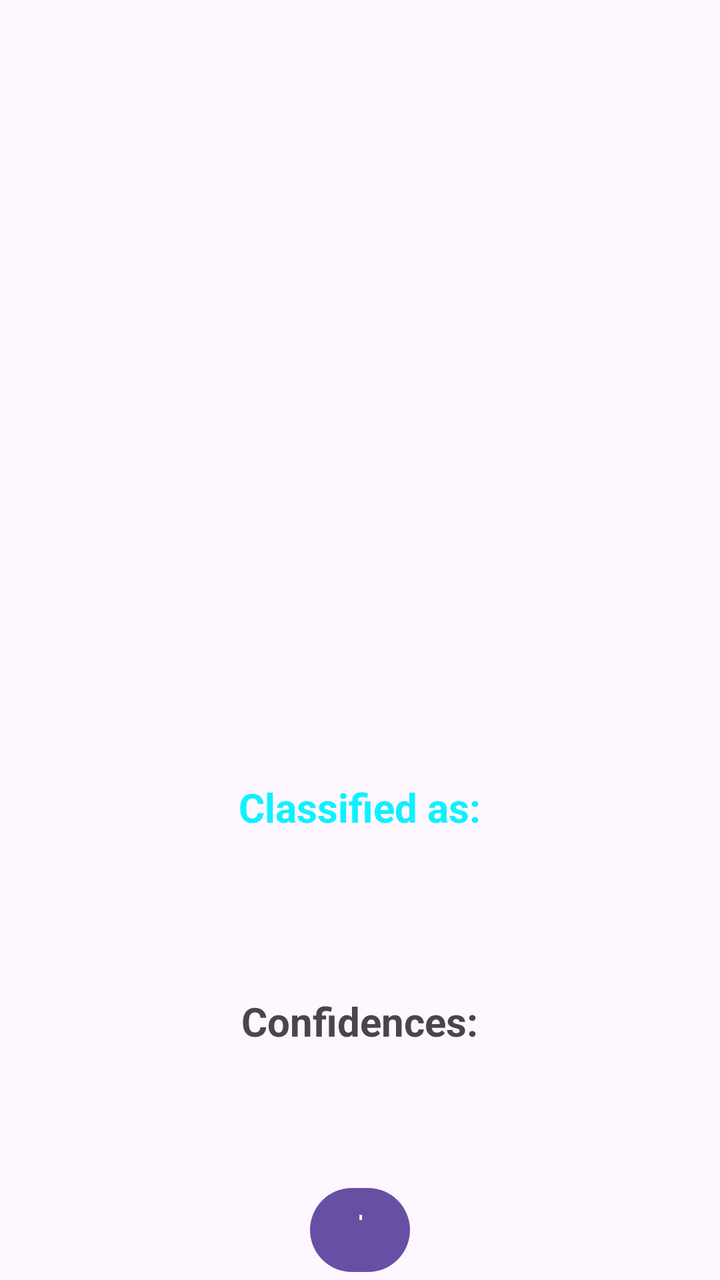
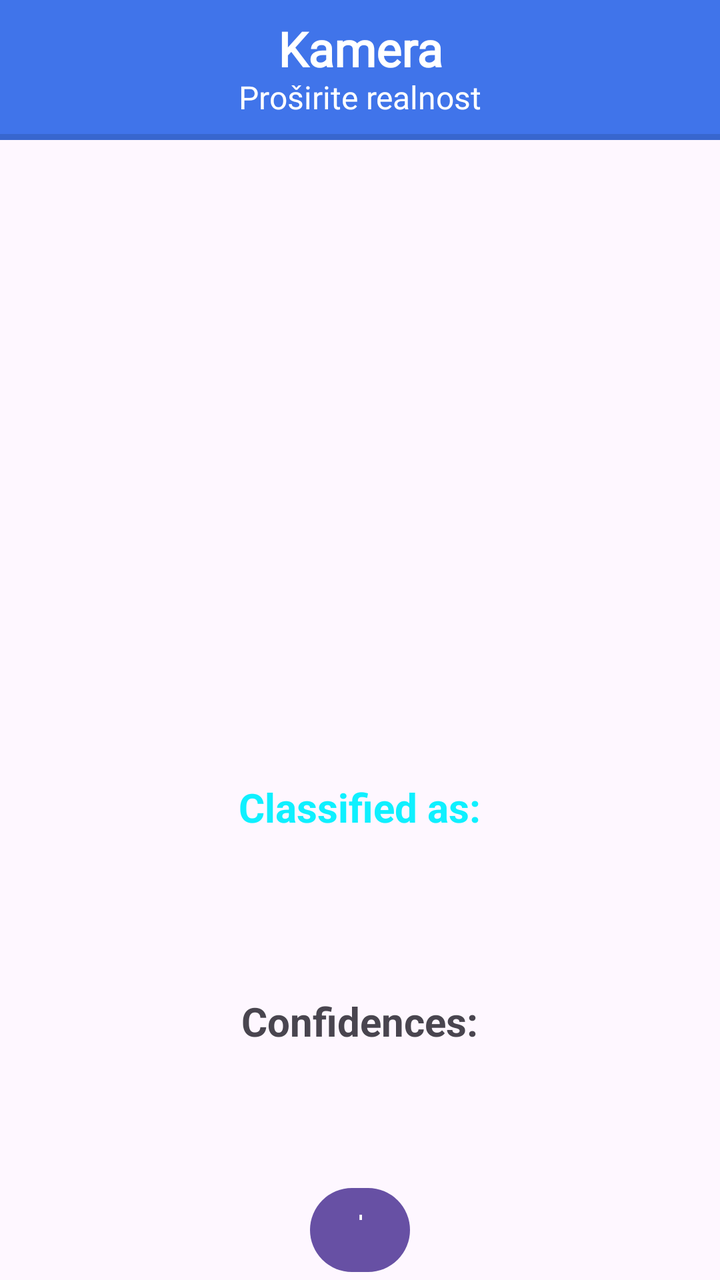

Screens rendered from an Android XML layout before and after an edit, with the pre-edit source and the edit as a unified diff.
<!-- AndroidManifest.xml: application theme Theme.ARTour -->
<!-- res/layout/fragment_a_r.xml -->
<RelativeLayout xmlns:android="http://schemas.android.com/apk/res/android"
    xmlns:tools="http://schemas.android.com/tools"
    android:layout_width="match_parent"
    android:layout_height="match_parent"
    tools:context=".ARFragment"
    android:layout_marginBottom="130dp">

    <Button
        android:id="@+id/button"
        android:layout_width="50dp"
        android:layout_height="50dp"
        android:layout_alignParentBottom="true"
        android:layout_centerInParent="true"
        android:text="Take Picture"
        android:textAllCaps="false"
        android:textSize="21sp"
        android:textStyle="bold" />

    <ImageView
        android:layout_width="370sp"
        android:layout_height="370sp"
        android:layout_centerHorizontal="true"
        android:id="@+id/imageView"
        android:layout_marginTop="10sp" />

    <TextView
        android:layout_width="wrap_content"
        android:layout_height="wrap_content"
        android:layout_centerHorizontal="true"
        android:text="Classified as:"
        android:textColor="@color/aktivna"
        android:textStyle="bold"
        android:textSize="20sp"
        android:id="@+id/classified"
        android:layout_below="@+id/imageView"
        android:layout_marginTop="10sp" />

    <TextView
        android:layout_width="match_parent"
        android:layout_height="50dp"
        android:layout_centerHorizontal="true"
        android:text=""
        android:textColor="@color/aktivna"
        android:textStyle="bold"
        android:textSize="27sp"
        android:id="@+id/result"
        android:layout_below="@+id/classified" />

    <TextView
        android:layout_width="wrap_content"
        android:layout_height="wrap_content"
        android:id="@+id/confidencesText"
        android:text="Confidences:"
        android:textStyle="bold"
        android:textSize="20sp"
        android:layout_centerHorizontal="true"
        android:layout_below="@+id/result"
        android:layout_marginTop="30sp" />

    <TextView
        android:layout_width="wrap_content"
        android:layout_height="wrap_content"
        android:layout_centerHorizontal="true"
        android:text=""
        android:textColor="#000"
        android:textSize="12sp"
        android:id="@+id/confidence"
        android:layout_below="@+id/confidencesText" />

</RelativeLayout>
<!-- resources referenced by this layout -->
<resources>
  <color name="aktivna">#0ff0ff</color>
  <style name="Theme.ARTour" parent="Base.Theme.ARTour">
          
          
      </style>
  <style name="Base.Theme.ARTour" parent="Theme.Material3.DayNight.NoActionBar">
          
          
          <item name="fragment_pozadina">@color/ghost_white</item>
          <item name="naslovna_linija">@color/primarna</item>
          <item name="kartica">@color/white</item>
          <item name="heading_text">@color/primarna</item>
          <item name="kategorije_ikonice">@color/ghost_white</item>
          <item name="slicice">@color/primarna_tekst</item>
          <item name="kartica_nova">@color/white</item>
          <item name="theme_text">@color/black</item>
          <item name="nav_meni">@color/primarna</item>
  
          
          <item name="android:statusBarColor">@color/primarna</item>
          <item name="android:navigationBarColor">@android:color/transparent</item>
          
          <item name="android:windowLightStatusBar">false</item>
  
      </style>
  <color name="ghost_white">#f8f8ff</color>
  <color name="primarna">#4074ea</color>
  <color name="white">#FFFFFFFF</color>
  <color name="primarna_tekst">#3c40b7</color>
  <color name="black">#FF000000</color>
</resources>

<!-- the commit's change to res/layout/fragment_a_r.xml (unified diff, before → after) -->
@@ -1,9 +1,61 @@
 <RelativeLayout xmlns:android="http://schemas.android.com/apk/res/android"
+    xmlns:app="http://schemas.android.com/apk/res-auto"
     xmlns:tools="http://schemas.android.com/tools"
     android:layout_width="match_parent"
     android:layout_height="match_parent"
     tools:context=".ARFragment"
     android:layout_marginBottom="130dp">
+
+    <androidx.cardview.widget.CardView
+        android:layout_width="match_parent"
+        android:layout_height="wrap_content"
+        app:cardBackgroundColor="?attr/naslovna_linija"
+        app:cardCornerRadius="0dp"
+        app:cardElevation="0dp"
+        app:cardMaxElevation="0dp">
+
+        <LinearLayout
+            android:layout_width="match_parent"
+            android:layout_height="70dp"
+            android:gravity="center|center_horizontal|center_vertical"
+            android:orientation="vertical">
+
+            <TextView
+                android:id="@+id/Naslov"
+                android:layout_width="match_parent"
+                android:layout_height="wrap_content"
+                android:layout_gravity="bottom"
+                android:autoSizeMaxTextSize="35sp"
+                android:autoSizeMinTextSize="20sp"
+                android:autoSizeTextType="uniform"
+                android:fontFamily="@font/carossoftbold"
+                android:gravity="center"
+                android:includeFontPadding="false"
+                android:text="Kamera"
+                android:textColor="@color/white"
+                android:textSize="24sp"
+                android:textStyle="bold" />
+
+            <TextView
+                android:id="@+id/Podnaslov"
+                android:layout_width="match_parent"
+                android:layout_height="wrap_content"
+                android:fontFamily="@font/carossoft"
+                android:includeFontPadding="false"
+                android:text="Proširite realnost"
+                android:textAlignment="center"
+                android:textColor="@color/white"
+                android:textSize="16sp" />
+        </LinearLayout>
+
+        <View
+            android:id="@+id/divider3"
+            android:layout_width="match_parent"
+            android:layout_height="3dp"
+            android:layout_gravity="bottom"
+            android:background="?android:attr/listDivider" />
+
+    </androidx.cardview.widget.CardView>
 
     <Button
         android:id="@+id/button"
